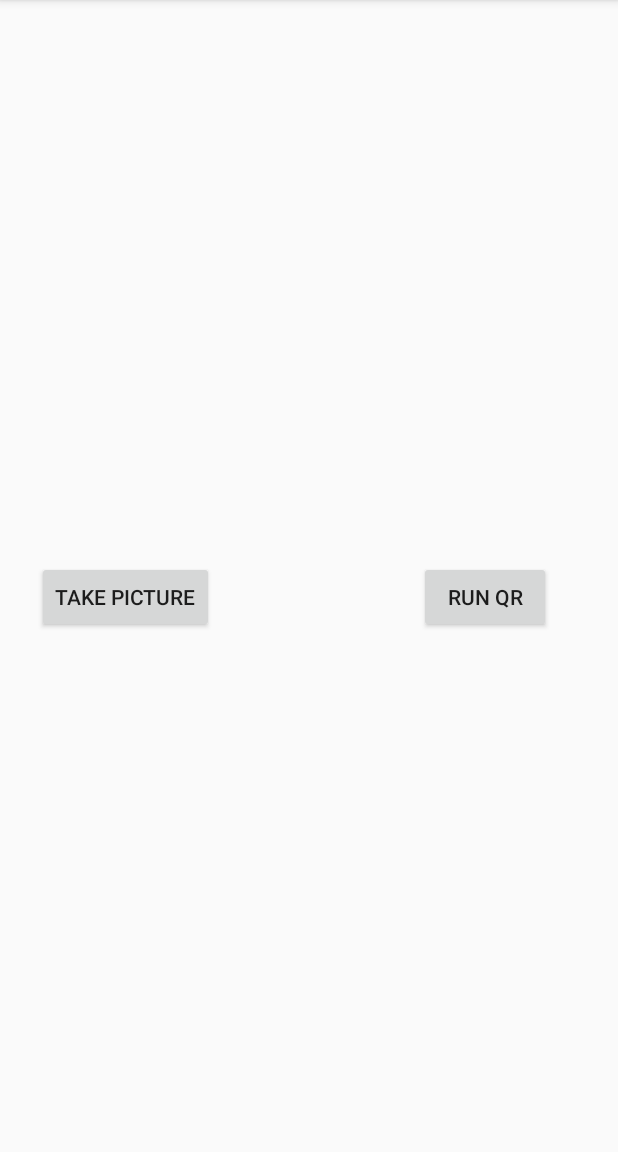
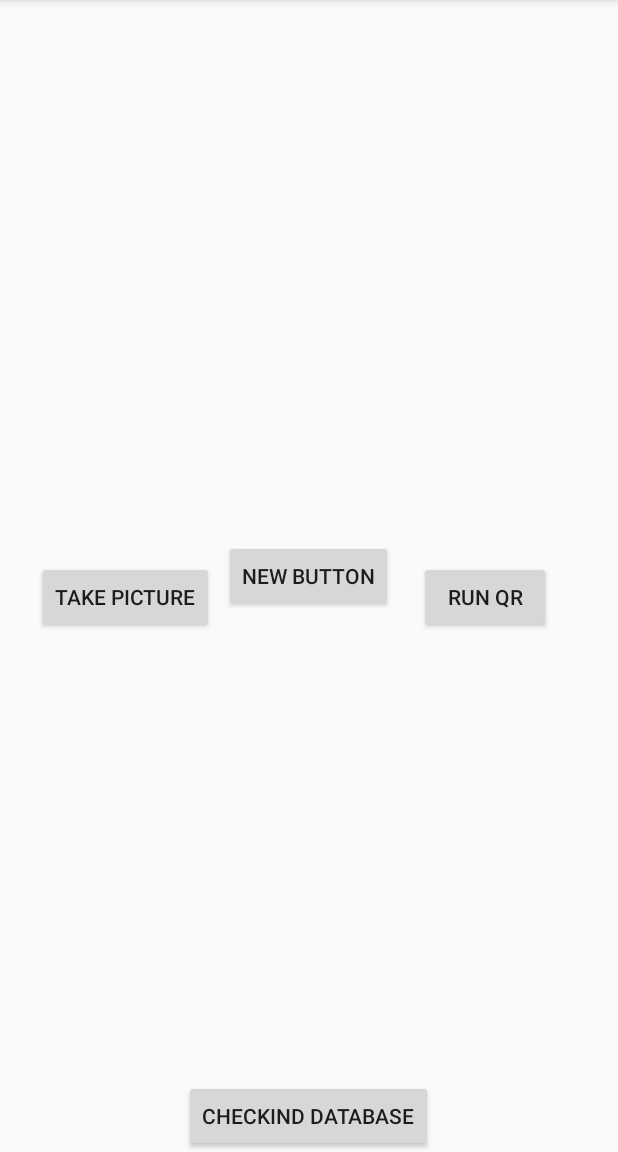
Before and after one commit to neerajreddy92/MobileGrading, an Android app: the screen it shows after launch (MainActivity), on a phone screen of 412 x 824 dp, the part 84-1236 px from its top. Run offline under Robolectric (Android 15) with nearby library versions, the phone set to English and light mode, and no system bars; 4 statements that could not run were skipped.

Commit message:
Added sql lite database.
Table student  has been added. new activity activity grade has been added.

```diff
--- a/app/build.gradle
+++ b/app/build.gradle
@@ -25,4 +25,5 @@ dependencies {
     compile 'com.android.support:appcompat-v7:23.1.1'
     compile 'com.android.support:design:23.1.1'
     compile 'me.dm7.barcodescanner:zxing:1.8.4'
+    compile 'com.google.android.gms:play-services-appindexing:8.1.0'
 }
--- /dev/null
+++ b/app/src/main/java/com/mobile/bolt/DAO/StudentContractHelper.java
@@ -0,0 +1,89 @@
+package com.mobile.bolt.DAO;
+
+import android.content.ContentValues;
+import android.content.Context;
+import android.database.Cursor;
+import android.database.sqlite.SQLiteDatabase;
+import android.database.sqlite.SQLiteOpenHelper;
+import android.util.Log;
+
+import com.mobile.bolt.Model.Student;
+
+import java.util.List;
+
+/**
+ * Created by Neeraj on 2/23/2016.
+ */
+public class StudentContractHelper extends SQLiteOpenHelper {
+    // If you change the database schema, you must increment the database version.
+    public static final int DATABASE_VERSION = 1;
+    public static final String DATABASE_NAME = "FeedReader.db";
+    private static final String TEXT_TYPE = " TEXT";
+    private static final String COMMA_SEP = ",";
+    private static final String SQL_CREATE_ENTRIES =
+            "CREATE TABLE " + StudentContract.FeedEntry.TABLE_NAME + " (" +
+                    StudentContract.FeedEntry.COLUMN_NAME_ENTRY_ID + TEXT_TYPE + COMMA_SEP+
+                    StudentContract.FeedEntry.COLUMN_NAME_FIRST_NAME + TEXT_TYPE + COMMA_SEP +
+                    StudentContract.FeedEntry.COLUMN_NAME_LAST_NAME + TEXT_TYPE +
+     " )";
+
+    private static final String SQL_DELETE_ENTRIES =
+            "DROP TABLE IF EXISTS " + StudentContract.FeedEntry.TABLE_NAME;
+    public StudentContractHelper(Context context) {
+        super(context, DATABASE_NAME, null, DATABASE_VERSION);
+//        onCreate(this.getWritableDatabase());
+    }
+    public void onCreate(SQLiteDatabase db) {
+       db.execSQL(SQL_CREATE_ENTRIES);
+        Log.v("MobileGrading", "onCreate: New Table Created");
+    }
+    public void onUpgrade(SQLiteDatabase db, int oldVersion, int newVersion) {
+        // This database is only a cache for online data, so its upgrade policy is
+        // to simply to discard the data and start over
+        db.execSQL(SQL_DELETE_ENTRIES);
+        onCreate(db);
+    }
+    public void onDowngrade(SQLiteDatabase db, int oldVersion, int newVersion) {
+        onUpgrade(db, oldVersion, newVersion);
+    }
+
+    public Student getStudentBasedOnId(String StudentID){
+        Student std = new Student();
+        SQLiteDatabase db = this.getReadableDatabase();
+        try {
+            Cursor res = db.rawQuery("select * from "+ StudentContract.FeedEntry.TABLE_NAME +" where " + StudentContract.FeedEntry.COLUMN_NAME_ENTRY_ID + " = " + StudentID + "", null);
+            std.setStudentID(res.getString(res.getColumnIndex(StudentContract.FeedEntry.COLUMN_NAME_ENTRY_ID)));
+            std.setFirstName(res.getString(res.getColumnIndex(StudentContract.FeedEntry.COLUMN_NAME_FIRST_NAME)));
+            std.setLastName(res.getString(res.getColumnIndex(StudentContract.FeedEntry.COLUMN_NAME_LAST_NAME)));
+        }catch (Exception e){
+            Log.e("MobileGrading", "getStudentBasedOnId: Query returned null");
+            return null;
+        }
+        return std;
+    }
+
+    public Boolean insertStudent(Student student){
+        SQLiteDatabase db = this.getWritableDatabase();
+        // Insert student into the database
+        ContentValues values = new ContentValues();
+        values.put(StudentContract.FeedEntry.COLUMN_NAME_ENTRY_ID, student.getStudentID());
+        values.put(StudentContract.FeedEntry.COLUMN_NAME_FIRST_NAME,student.getFirstName());
+        values.put(StudentContract.FeedEntry.COLUMN_NAME_LAST_NAME, student.getLastName());
+        long newRowId;
+        newRowId = db.insert(
+                StudentContract.FeedEntry.TABLE_NAME,
+                null,
+                values);
+        Log.v("MobileGrading", "insertStudent: new table row created row number "+newRowId);
+        return newRowId>0;
+    }
+    public Boolean insertMultipleStudents(List<Student> listStudents){
+        Boolean result=true;
+        for(Student std : listStudents){
+            if(!insertStudent(std)){
+                result=false;
+            }
+        }
+        return result;
+    }
+}
--- /dev/null
+++ b/app/src/main/java/com/mobile/bolt/Model/Student.java
@@ -0,0 +1,28 @@
+package com.mobile.bolt.Model;
+
+/**
+ * Created by Neeraj on 2/23/2016.
+ */
+public class Student {
+    private String StudentID;
+    private String FirstName;
+    private String LastName;
+    public String getFirstName() {
+        return FirstName;
+    }
+    public void setFirstName(String firstName) {
+        FirstName = firstName;
+    }
+    public String getLastName() {
+        return LastName;
+    }
+    public void setLastName(String lastName) {
+        LastName = lastName;
+    }
+    public String getStudentID() {
+        return StudentID;
+    }
+    public void setStudentID(String studentID) {
+        StudentID = studentID;
+    }
+}
--- a/app/src/main/java/com/mobile/bolt/mobilegrading/MainActivity.java
+++ b/app/src/main/java/com/mobile/bolt/mobilegrading/MainActivity.java
@@ -1,22 +1,67 @@
 package com.mobile.bolt.mobilegrading;
 
+import android.content.Intent;
+import android.net.Uri;
 import android.os.Bundle;
 import android.support.v7.app.ActionBarActivity;
 import android.view.Menu;
 import android.view.MenuItem;
+import android.view.View;
+import android.widget.Button;
+import android.widget.Toast;
+
+import com.google.android.gms.appindexing.Action;
+import com.google.android.gms.appindexing.AppIndex;
+import com.google.android.gms.common.api.GoogleApiClient;
+import com.mobile.bolt.DAO.StudentContract;
+import com.mobile.bolt.DAO.StudentContractHelper;
+import com.mobile.bolt.DAO.StudentDAO;
+import com.mobile.bolt.Model.Student;
 
 
 public class MainActivity extends ActionBarActivity {
+
+    /**
+     * ATTENTION: This was auto-generated to implement the App Indexing API.
+     * See https://g.co/AppIndexing/AndroidStudio for more information.
+     */
+    private GoogleApiClient client;
 
     @Override
     protected void onCreate(Bundle savedInstanceState) {
         super.onCreate(savedInstanceState);
         setContentView(R.layout.activity_main);
+        final StudentContractHelper studentDAO= new StudentContractHelper(getBaseContext());
+        Student std=new Student();
+        std.setStudentID("123456789");
+        std.setFirstName("NEERAJ ");
+        std.setLastName("Chinthireddy");
+        studentDAO.insertStudent(std);
         if (savedInstanceState == null) {
             getSupportFragmentManager().beginTransaction()
                     .add(R.id.container, new FragmentClass())
                     .commit();
         }
+        Button btr;
+        btr = (Button) findViewById(R.id.main_button);
+        btr.setOnClickListener(new View.OnClickListener() {
+            @Override
+            public void onClick(View v) {
+                Intent intent = new Intent(MainActivity.this, Activity_grade.class);
+                MainActivity.this.startActivity(intent);
+            }
+        });
+        // ATTENTION: This was auto-generated to implement the App Indexing API.
+        // See https://g.co/AppIndexing/AndroidStudio for more information.
+           client = new GoogleApiClient.Builder(this).addApi(AppIndex.API).build();
+        Button dbView= (Button) findViewById(R.id.check_database);
+        dbView.setOnClickListener(new View.OnClickListener() {
+            @Override
+            public void onClick(View v) {
+                Student std1=studentDAO.getStudentBasedOnId("123456789");
+                Toast.makeText(getBaseContext(),std1.getStudentID()+" "+std1.getFirstName()+" "+std1.getLastName(),Toast.LENGTH_LONG);
+            }
+        });
     }
 
     @Override
@@ -36,4 +81,43 @@ public class MainActivity extends ActionBarActivity {
         return true;
     }
 
+    @Override
+    public void onStart() {
+        super.onStart();
+
+        // ATTENTION: This was auto-generated to implement the App Indexing API.
+        // See https://g.co/AppIndexing/AndroidStudio for more information.
+        client.connect();
+        Action viewAction = Action.newAction(
+                Action.TYPE_VIEW, // TODO: choose an action type.
+                "Main Page", // TODO: Define a title for the content shown.
+                // TODO: If you have web page content that matches this app activity's content,
+                // make sure this auto-generated web page URL is correct.
+                // Otherwise, set the URL to null.
+                Uri.parse("http://host/path"),
+                // TODO: Make sure this auto-generated app deep link URI is correct.
+                Uri.parse("android-app://com.mobile.bolt.mobilegrading/http/host/path")
+        );
+        AppIndex.AppIndexApi.start(client, viewAction);
+    }
+
+    @Override
+    public void onStop() {
+        super.onStop();
+
+        // ATTENTION: This was auto-generated to implement the App Indexing API.
+        // See https://g.co/AppIndexing/AndroidStudio for more information.
+        Action viewAction = Action.newAction(
+                Action.TYPE_VIEW, // TODO: choose an action type.
+                "Main Page", // TODO: Define a title for the content shown.
+                // TODO: If you have web page content that matches this app activity's content,
+                // make sure this auto-generated web page URL is correct.
+                // Otherwise, set the URL to null.
+                Uri.parse("http://host/path"),
+                // TODO: Make sure this auto-generated app deep link URI is correct.
+                Uri.parse("android-app://com.mobile.bolt.mobilegrading/http/host/path")
+        );
+        AppIndex.AppIndexApi.end(client, viewAction);
+        client.disconnect();
+    }
 }
--- a/app/src/main/res/layout/activity_main.xml
+++ b/app/src/main/res/layout/activity_main.xml
@@ -1,4 +1,19 @@
 <FrameLayout xmlns:android="http://schemas.android.com/apk/res/android"
     xmlns:tools="http://schemas.android.com/tools" android:id="@+id/container"
     android:layout_width="match_parent" android:layout_height="match_parent"
-    tools:context=".MainActivity" tools:ignore="MergeRootFrame" />
+    tools:context=".MainActivity" tools:ignore="MergeRootFrame" >
+
+    <Button
+        android:layout_width="wrap_content"
+        android:layout_height="wrap_content"
+        android:text="New Button"
+        android:id="@+id/main_button"
+        android:layout_gravity="center" />
+
+    <Button
+        android:layout_width="wrap_content"
+        android:layout_height="wrap_content"
+        android:text="checkind database"
+        android:id="@+id/check_database"
+        android:layout_gravity="center_horizontal|bottom" />
+</FrameLayout>
--- /dev/null
+++ b/app/src/main/res/values-v21/styles.xml
@@ -0,0 +1,9 @@
+<resources>>
+
+    <style name="AppTheme.NoActionBar">
+        <item name="windowActionBar">false</item>
+        <item name="windowNoTitle">true</item>
+        <item name="android:windowDrawsSystemBarBackgrounds">true</item>
+        <item name="android:statusBarColor">@android:color/transparent</item>
+    </style>
+</resources>
--- a/app/src/main/res/values/dimens.xml
+++ b/app/src/main/res/values/dimens.xml
@@ -2,4 +2,5 @@
     <!-- Default screen margins, per the Android Design guidelines. -->
     <dimen name="activity_horizontal_margin">16dp</dimen>
     <dimen name="activity_vertical_margin">16dp</dimen>
+    <dimen name="fab_margin">16dp</dimen>
 </resources>
--- a/app/src/main/res/values/strings.xml
+++ b/app/src/main/res/values/strings.xml
@@ -2,4 +2,5 @@
     <string name="app_name">MobileGrading</string>
     <string name="beginCameraName">Take Picture</string>
     <string name="RunQrString">Run QR</string>
+    <string name="title_activity_activity_grade">Activity_grade</string>
 </resources>
--- a/app/src/main/res/values/styles.xml
+++ b/app/src/main/res/values/styles.xml
@@ -8,4 +8,13 @@
         <item name="colorAccent">@color/colorAccent</item>
     </style>
 
+    <style name="AppTheme.NoActionBar">
+        <item name="windowActionBar">false</item>
+        <item name="windowNoTitle">true</item>
+    </style>
+
+    <style name="AppTheme.AppBarOverlay" parent="ThemeOverlay.AppCompat.Dark.ActionBar" />
+
+    <style name="AppTheme.PopupOverlay" parent="ThemeOverlay.AppCompat.Light" />
+
 </resources>
```
Also changed, not shown: app/src/main/AndroidManifest.xml (+15 -3 lines), app/src/main/java/com/mobile/bolt/DAO/StudentContract.java (added, +16 -0 lines), app/src/main/java/com/mobile/bolt/DAO/StudentDAO.java (added, +59 -0 lines), app/src/main/java/com/mobile/bolt/mobilegrading/Activity_grade.java (added, +18 -0 lines), app/src/main/res/layout/activity_grade.xml (added, +9 -0 lines), app/src/main/res/layout/content_activity_grade.xml (added, +15 -0 lines).
